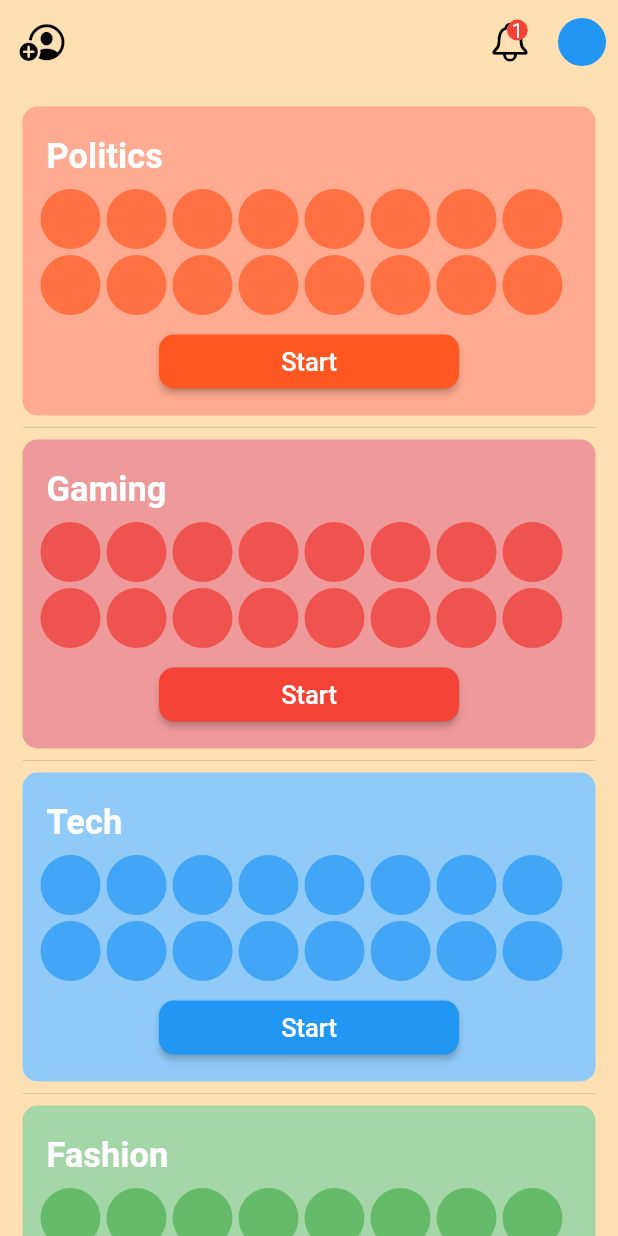
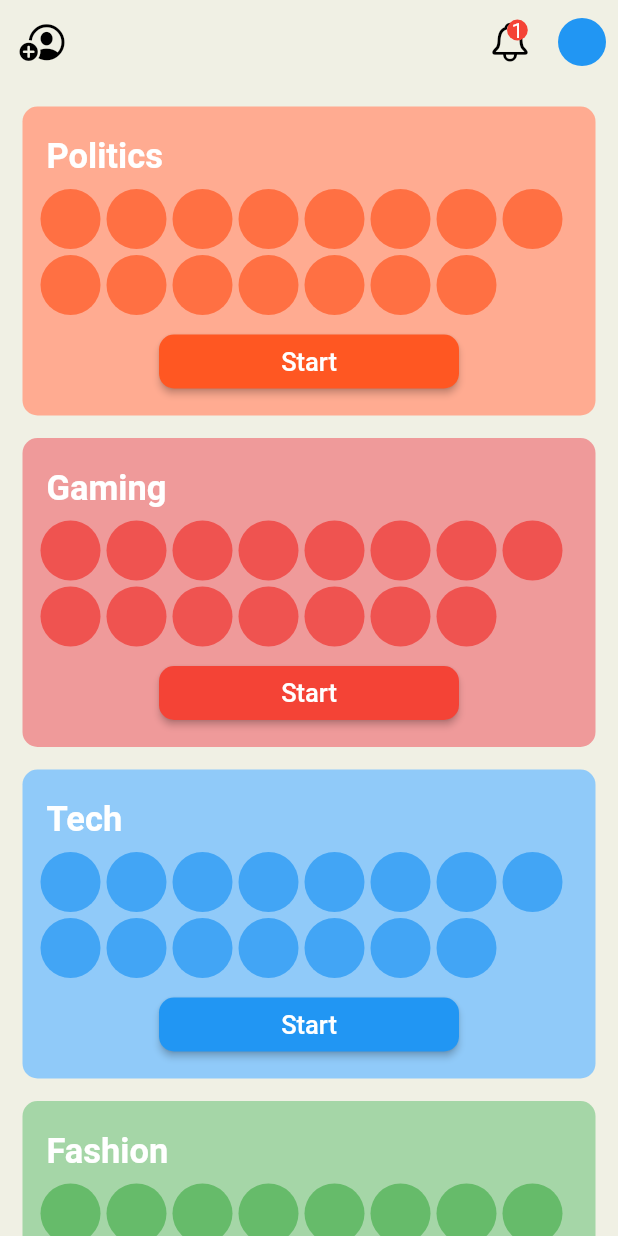
Before and after one commit to ColleSerre/clubhouse_timed, a Flutter app: the screen it shows after launch, on a phone screen of 412 x 824 dp. Run offline on Flutter 3.47's test engine with Material 2 defaults, Android fonts, the phone set to English and light mode, and no system bars; our stand-ins replace hexcolor.

Commit message:
attempted to resize avatarArr based on dimensions.width

```diff
--- a/lib/AndroidApp.dart
+++ b/lib/AndroidApp.dart
@@ -1,6 +1,7 @@
 import 'package:flutter/material.dart';
 import 'package:flutter/cupertino.dart';
 import 'Home.dart';
+import 'package:hexcolor/hexcolor.dart';
 import 'Call.dart';
 
 class AndroidApp extends StatelessWidget {
@@ -10,9 +11,9 @@ class AndroidApp extends StatelessWidget {
       debugShowCheckedModeBanner: false,
       theme: ThemeData(
         brightness: Brightness.light,
-        scaffoldBackgroundColor: Colors.orange[100],
+        scaffoldBackgroundColor: HexColor("#F0F0E4"),
         appBarTheme: AppBarTheme(
-          backgroundColor: Colors.orange[100],
+          backgroundColor: HexColor("#F0F0E4"),
         ),
       ),
       darkTheme: ThemeData(
@@ -46,7 +47,9 @@ class AndroidApp extends StatelessWidget {
                     child: Container(
                       padding: const EdgeInsets.all(3),
                       decoration: BoxDecoration(
-                          color: Colors.red, shape: BoxShape.circle),
+                        color: Colors.red,
+                        shape: BoxShape.circle,
+                      ),
                       child: Text("1"),
                     ))
               ],
--- a/lib/Home.dart
+++ b/lib/Home.dart
@@ -4,6 +4,7 @@ import 'MenuCards.dart';
 class Home extends StatelessWidget {
   @override
   Widget build(BuildContext context) {
+    Widget divider = Divider(color: Colors.transparent, height: 15);
     Size dimensions = MediaQuery.of(context).size;
     return ListView(
       padding: const EdgeInsets.all(15.0),
@@ -13,25 +14,25 @@ class Home extends StatelessWidget {
           color: Colors.deepOrange,
           topic: "Politics",
         ),
-        Divider(),
+        divider,
         AvatarCard(
           dimensions: dimensions,
           color: Colors.red,
           topic: "Gaming",
         ),
-        Divider(),
+        divider,
         AvatarCard(
           dimensions: dimensions,
           color: Colors.blue,
           topic: "Tech",
         ),
-        Divider(),
+        divider,
         AvatarCard(
           dimensions: dimensions,
           color: Colors.green,
           topic: "Fashion",
         ),
-        Divider()
+        divider,
       ],
     );
   }
--- a/lib/MenuCards.dart
+++ b/lib/MenuCards.dart
@@ -164,10 +164,89 @@ class AvatarCard extends StatelessWidget {
       CircleAvatar(
         backgroundColor: color[400],
       ),
+      CircleAvatar(
+        backgroundColor: color[400],
+      ),
+      CircleAvatar(
+        backgroundColor: color[400],
+      ),
+      CircleAvatar(
+        backgroundColor: color[400],
+      ),
+      CircleAvatar(
+        backgroundColor: color[400],
+      ),
+      CircleAvatar(
+        backgroundColor: color[400],
+      ),
+      CircleAvatar(
+        backgroundColor: color[400],
+      ),
+      CircleAvatar(
+        backgroundColor: color[400],
+      ),
+      CircleAvatar(
+        backgroundColor: color[400],
+      ),
+      CircleAvatar(
+        backgroundColor: color[400],
+      ),
+      CircleAvatar(
+        backgroundColor: color[400],
+      ),
+      CircleAvatar(
+        backgroundColor: color[400],
+      ),
+      CircleAvatar(
+        backgroundColor: color[400],
+      ),
+      CircleAvatar(
+        backgroundColor: color[400],
+      ),
+      CircleAvatar(
+        backgroundColor: color[400],
+      ),
+      CircleAvatar(
+        backgroundColor: color[400],
+      ),
+      CircleAvatar(
+        backgroundColor: color[400],
+      ),
+      CircleAvatar(
+        backgroundColor: color[400],
+      ),
+      CircleAvatar(
+        backgroundColor: color[400],
+      ),
+      CircleAvatar(
+        backgroundColor: color[400],
+      ),
+      CircleAvatar(
+        backgroundColor: color[400],
+      ),
+      CircleAvatar(
+        backgroundColor: color[400],
+      ),
+      CircleAvatar(
+        backgroundColor: color[400],
+      ),
+      CircleAvatar(
+        backgroundColor: color[400],
+      ),
+      CircleAvatar(
+        backgroundColor: color[400],
+      ),
+      CircleAvatar(
+        backgroundColor: color[400],
+      ),
+      CircleAvatar(
+        backgroundColor: color[400],
+      ),
     ];
-    avatarArr.length = random.nextInt(2) == 1
-        ? 15
-        : 16; // TODO: change placeholder values (15 and 16) to adapt to device dimensions
+    avatarArr.length = random.nextInt(2) == 1.0
+        ? dimensions.width ~/ 25
+        : dimensions.width ~/
+            26; // TODO: change placeholder values (15 and 16) to adapt to device dimensions
     return Container(
       decoration: BoxDecoration(
         color: color[200],
--- a/pubspec.yaml
+++ b/pubspec.yaml
@@ -3,7 +3,7 @@ description: A new Flutter project.
 
 # The following line prevents the package from being accidentally published to
 # pub.dev using `pub publish`. This is preferred for private packages.
-publish_to: 'none' # Remove this line if you wish to publish to pub.dev
+publish_to: "none" # Remove this line if you wish to publish to pub.dev
 
 # The following defines the version and build number for your application.
 # A version number is three numbers separated by dots, like 1.2.43
@@ -24,10 +24,10 @@ dependencies:
   flutter:
     sdk: flutter
 
-
   # The following adds the Cupertino Icons font to your application.
   # Use with the CupertinoIcons class for iOS style icons.
   cupertino_icons: ^1.0.2
+  hexcolor: ^2.0.0
 
 dev_dependencies:
   flutter_test:
@@ -38,7 +38,6 @@ dev_dependencies:
 
 # The following section is specific to Flutter.
 flutter:
-
   # The following line ensures that the Material Icons font is
   # included with your application, so that you can use the icons in
   # the material Icons class.
```
Also changed, not shown: pubspec.lock.
